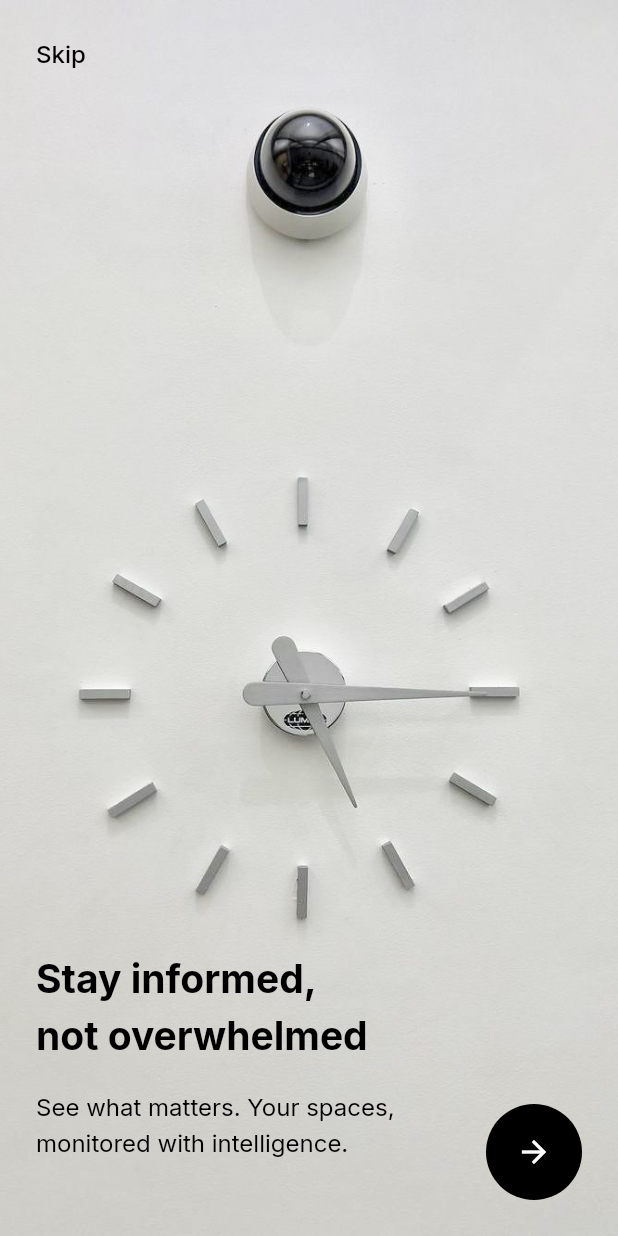
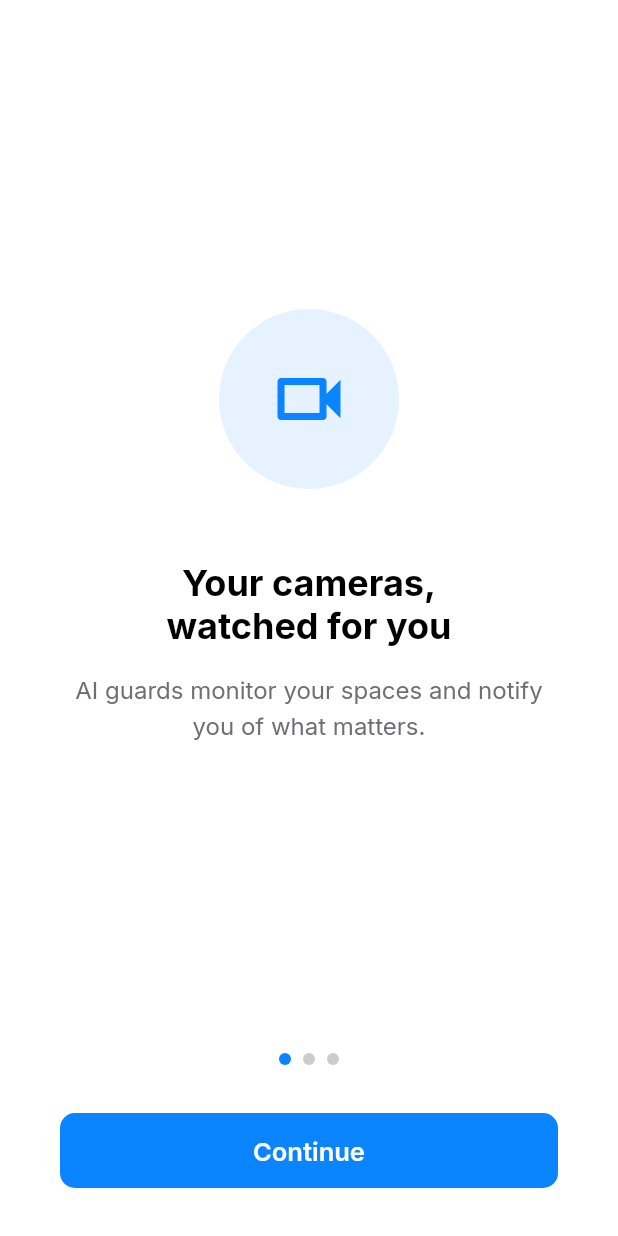
Before and after one commit to Kedar002/orin, a Flutter app: the screen it shows after launch, on a phone screen of 412 x 824 dp. Run offline on Flutter 3.47's test engine with Material 3 defaults, Android fonts, the phone set to English and light mode, and no system bars; our stand-ins replace google_fonts, video_player.

Commit message:
changed the onboarding screen

```diff
--- a/lib/screens/onboarding/onboarding_screen.dart
+++ b/lib/screens/onboarding/onboarding_screen.dart
@@ -1,10 +1,11 @@
 import 'package:flutter/material.dart';
 import '../../core/constants/app_spacing.dart';
+import '../../core/theme/app_colors.dart';
 import '../auth/login_screen.dart';
 
-/// Onboarding screens (max 3)
-/// Focus on value, not features
-/// Large typography, minimal design
+/// Onboarding screens
+/// Pure Apple style. Clean. Clear. No decoration.
+/// Steve Jobs would approve: simple message, no clutter.
 class OnboardingScreen extends StatefulWidget {
   const OnboardingScreen({super.key});
 
@@ -16,40 +17,21 @@ class _OnboardingScreenState extends State<OnboardingScreen> {
   final PageController _pageController = PageController();
   int _currentPage = 0;
 
-  final List<OnboardingPage> _pages = const [
-    OnboardingPage(
-      title: 'Stay informed,\nnot overwhelmed',
-      subtitle:
-          'See what matters. Your spaces, monitored with intelligence.',
-      imagePath: 'assets/images/onboarding_1.jpeg',
-      alignment: Alignment.bottomCenter,
-      textAlign: TextAlign.left,
-      titleColor: Colors.black,
-      subtitleColor: Colors.black,
-      showShadow: false,
-      padding: EdgeInsets.only(left: 24, right: 70, bottom: 50),
+  final List<_OnboardingPage> _pages = const [
+    _OnboardingPage(
+      icon: Icons.videocam_outlined,
+      title: 'Your cameras,\nwatched for you',
+      subtitle: 'AI guards monitor your spaces and notify you of what matters.',
     ),
-    OnboardingPage(
-      title: 'Your virtual\nGuards watch',
-      subtitle: 'AI-powered agents notify you of important moments only.',
-      imagePath: 'assets/images/onboarding_2.jpeg',
-      alignment: Alignment.bottomLeft,
-      textAlign: TextAlign.left,
-      titleColor: Colors.white,
-      subtitleColor: Colors.white,
-      showShadow: true,
-      padding: EdgeInsets.only(left: 32, right: 80, top: 40, bottom: 40),
+    _OnboardingPage(
+      icon: Icons.shield_outlined,
+      title: 'Smart alerts,\nnot spam',
+      subtitle: 'Get notified of important moments. No noise, just signal.',
     ),
-    OnboardingPage(
-      title: 'Complete peace\nof mind',
+    _OnboardingPage(
+      icon: Icons.done_all,
+      title: 'Complete\npeace of mind',
       subtitle: 'Everything you need to feel in control, nothing you don\'t.',
-      imagePath: 'assets/images/onboarding_3.jpeg',
-      alignment: Alignment.centerRight,
-      textAlign: TextAlign.right,
-      titleColor: Colors.white,
-      subtitleColor: Colors.white,
-      showShadow: true,
-      padding: EdgeInsets.only(left: 80, right: 15, top: 40, bottom: 250),
     ),
   ];
 
@@ -75,12 +57,17 @@ class _OnboardingScreenState extends State<OnboardingScreen> {
   @override
   Widget build(BuildContext context) {
     final theme = Theme.of(context);
+    final isDark = theme.brightness == Brightness.dark;
+    final isLastPage = _currentPage == _pages.length - 1;
 
     return Scaffold(
-      body: Stack(
+      backgroundColor: isDark ? AppColors.backgroundDark : AppColors.backgroundLight,
+      body: SafeArea(
+        child: Column(
           children: [
-          // Full-screen PageView with images
-          PageView.builder(
+            // Pages
+            Expanded(
+              child: PageView.builder(
                 controller: _pageController,
                 onPageChanged: (index) {
                   setState(() {
@@ -89,122 +76,111 @@ class _OnboardingScreenState extends State<OnboardingScreen> {
                 },
                 itemCount: _pages.length,
                 itemBuilder: (context, index) {
-              return _buildPage(context, _pages[index], index);
+                  return _buildPage(context, _pages[index]);
                 },
               ),
+            ),
 
-          // UI overlay
-          SafeArea(
-            child: Padding(
-              padding: const EdgeInsets.all(AppSpacing.lg),
-              child: Column(
-                children: [
-                  // Skip button - top left
-                  Align(
-                    alignment: Alignment.topLeft,
-                    child: GestureDetector(
-                      onTap: _navigateToLogin,
-                      child: Text(
-                        'Skip',
-                        style: TextStyle(
-                          color: _pages[_currentPage].titleColor,
-                          fontSize: 16,
-                          fontWeight: FontWeight.w500,
+            // Page indicators
+            Row(
+              mainAxisAlignment: MainAxisAlignment.center,
+              children: List.generate(
+                _pages.length,
+                (index) => Container(
+                  margin: const EdgeInsets.symmetric(horizontal: 4),
+                  width: 8,
+                  height: 8,
+                  decoration: BoxDecoration(
+                    shape: BoxShape.circle,
+                    color: _currentPage == index
+                        ? AppColors.primary
+                        : (isDark
+                            ? Colors.white.withOpacity(0.3)
+                            : Colors.black.withOpacity(0.2)),
                   ),
                 ),
               ),
             ),
 
-                  const Spacer(),
+            const SizedBox(height: AppSpacing.xl),
 
-                  // Round continue button - bottom right
-                  Align(
-                    alignment: Alignment.bottomRight,
-                    child: Container(
-                      width: 64,
-                      height: 64,
-                      decoration: BoxDecoration(
-                        color: _pages[_currentPage].buttonColor,
-                        shape: BoxShape.circle,
-                      ),
-                      child: IconButton(
+            // Continue button
+            Padding(
+              padding: const EdgeInsets.symmetric(horizontal: 40),
+              child: SizedBox(
+                width: double.infinity,
+                height: 50,
+                child: ElevatedButton(
                   onPressed: () {
-                          if (_currentPage < _pages.length - 1) {
+                    if (isLastPage) {
+                      _navigateToLogin();
+                    } else {
                       _pageController.nextPage(
                         duration: const Duration(milliseconds: 300),
                         curve: Curves.easeInOut,
                       );
-                          } else {
-                            _navigateToLogin();
                     }
                   },
-                        icon: Icon(
-                          Icons.arrow_forward,
-                          color: _pages[_currentPage].buttonIconColor,
+                  style: ElevatedButton.styleFrom(
+                    backgroundColor: AppColors.primary,
+                    foregroundColor: Colors.white,
+                    elevation: 0,
+                    shape: RoundedRectangleBorder(
+                      borderRadius: BorderRadius.circular(10),
+                    ),
+                  ),
+                  child: Text(
+                    isLastPage ? 'Get Started' : 'Continue',
+                    style: const TextStyle(
+                      fontSize: 17,
+                      fontWeight: FontWeight.w600,
                     ),
                   ),
                 ),
               ),
+            ),
+
+            const SizedBox(height: AppSpacing.xl),
           ],
         ),
-            ),
-          ),
-        ],
       ),
     );
   }
 
-  Widget _buildPage(BuildContext context, OnboardingPage page, int index) {
+  Widget _buildPage(BuildContext context, _OnboardingPage page) {
     final theme = Theme.of(context);
+    final isDark = theme.brightness == Brightness.dark;
 
-    return SizedBox.expand(
-      child: Stack(
-        fit: StackFit.expand,
+    return Padding(
+      padding: const EdgeInsets.symmetric(horizontal: 40),
+      child: Column(
+        mainAxisAlignment: MainAxisAlignment.center,
         children: [
-          // Background image - full screen
-          Image.asset(
-            page.imagePath,
-            fit: BoxFit.cover,
-            alignment: const Alignment(-0.4, 0), // Slightly shifted to the right
-            width: double.infinity,
-            height: double.infinity,
+          // Icon
+          Container(
+            width: 120,
+            height: 120,
+            decoration: BoxDecoration(
+              color: AppColors.primary.withOpacity(0.1),
+              shape: BoxShape.circle,
+            ),
+            child: Icon(
+              page.icon,
+              size: 56,
+              color: AppColors.primary,
+            ),
           ),
 
-          // Content overlay
-          SafeArea(
-            child: Align(
-              alignment: page.alignment,
-              child: Padding(
-                padding: page.padding ??
-                    const EdgeInsets.symmetric(
-                      horizontal: AppSpacing.xl,
-                      vertical: AppSpacing.xl,
-                    ),
-                child: Column(
-                  mainAxisSize: MainAxisSize.min,
-                  crossAxisAlignment: page.textAlign == TextAlign.left
-                      ? CrossAxisAlignment.start
-                      : page.textAlign == TextAlign.right
-                          ? CrossAxisAlignment.end
-                          : CrossAxisAlignment.center,
-                  children: [
+          const SizedBox(height: AppSpacing.xxxl),
+
           // Title
           Text(
             page.title,
-                      style: theme.textTheme.displayMedium?.copyWith(
-                        color: page.titleColor,
+            textAlign: TextAlign.center,
+            style: theme.textTheme.displaySmall?.copyWith(
               fontWeight: FontWeight.bold,
-                        shadows: page.showShadow
-                            ? [
-                                Shadow(
-                                  offset: const Offset(0, 2),
-                                  blurRadius: 8,
-                                  color: Colors.black.withOpacity(0.5),
+              height: 1.2,
             ),
-                              ]
-                            : null,
-                      ),
-                      textAlign: page.textAlign,
           ),
 
           const SizedBox(height: AppSpacing.md),
@@ -212,23 +188,12 @@ class _OnboardingScreenState extends State<OnboardingScreen> {
           // Subtitle
           Text(
             page.subtitle,
+            textAlign: TextAlign.center,
             style: theme.textTheme.bodyLarge?.copyWith(
-                        color: page.subtitleColor,
-                        shadows: page.showShadow
-                            ? [
-                                Shadow(
-                                  offset: const Offset(0, 1),
-                                  blurRadius: 4,
-                                  color: Colors.black.withOpacity(0.5),
-                                ),
-                              ]
-                            : null,
-                      ),
-                      textAlign: page.textAlign,
-                    ),
-                  ],
-                ),
-              ),
+              color: isDark
+                  ? AppColors.textSecondaryDark
+                  : AppColors.textSecondaryLight,
+              height: 1.5,
             ),
           ),
         ],
@@ -237,30 +202,14 @@ class _OnboardingScreenState extends State<OnboardingScreen> {
   }
 }
 
-class OnboardingPage {
+class _OnboardingPage {
+  final IconData icon;
   final String title;
   final String subtitle;
-  final String imagePath;
-  final Alignment alignment;
-  final TextAlign textAlign;
-  final Color titleColor;
-  final Color subtitleColor;
-  final bool showShadow;
-  final EdgeInsets? padding;
-  final Color buttonColor;
-  final Color buttonIconColor;
 
-  const OnboardingPage({
+  const _OnboardingPage({
+    required this.icon,
     required this.title,
     required this.subtitle,
-    required this.imagePath,
-    this.alignment = Alignment.center,
-    this.textAlign = TextAlign.center,
-    this.titleColor = Colors.white,
-    this.subtitleColor = Colors.white,
-    this.showShadow = true,
-    this.padding,
-    this.buttonColor = Colors.black,
-    this.buttonIconColor = Colors.white,
   });
 }
```
Lines whose indentation alone changed are shown as unchanged.
